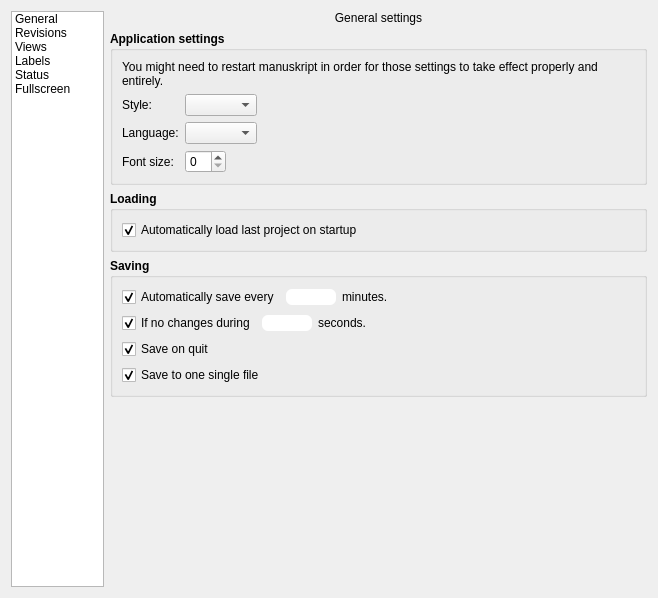
Old version of the form manuskript/ui/settings_ui.ui in the repository olivierkes/manuskript.
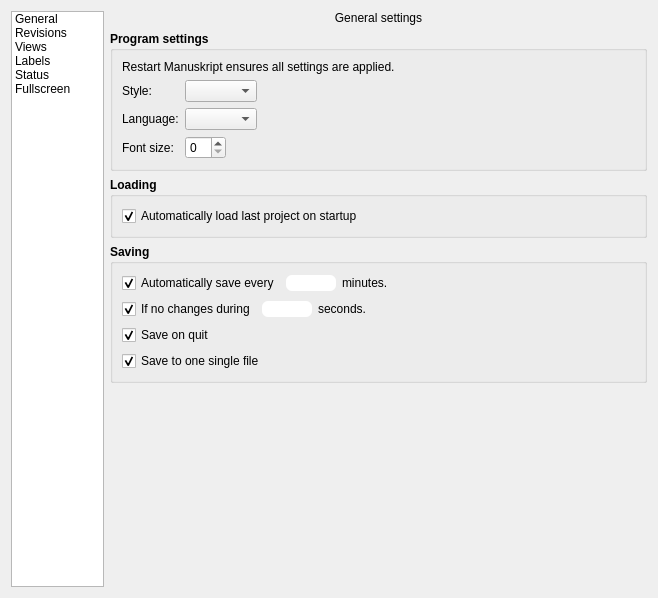
New version of the form. The open tabs and pages were chosen to show the change. Icons and pictures are not drawn.

Commit message: Program settings, Restart ensures settings

The edit to the form file:
```diff
--- a/manuskript/ui/settings_ui.ui
+++ b/manuskript/ui/settings_ui.ui
@@ -95,7 +95,7 @@
           </font>
          </property>
          <property name="title">
-          <string>Application settings</string>
+          <string>Program settings</string>
          </property>
          <layout class="QFormLayout" name="formLayout_13">
           <property name="fieldGrowthPolicy">
@@ -179,7 +179,7 @@
              </font>
             </property>
             <property name="text">
-             <string>You might need to restart manuskript in order for those settings to take effect properly and entirely.</string>
+             <string>Restart Manuskript ensures all settings are applied.</string>
             </property>
             <property name="wordWrap">
              <bool>true</bool>
```
